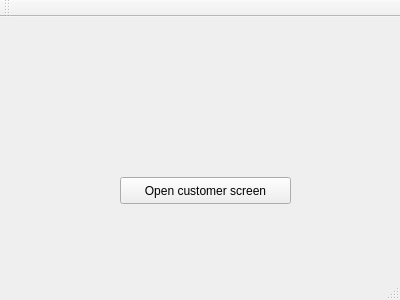
supermaximo93/Computing_Project, file MainWindow.ui: the form before one commit.
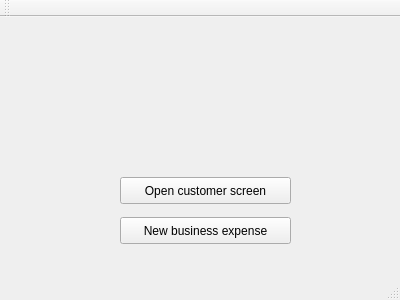
The form after the commit.

Commit message: Added Expense dialog

```diff
--- a/MainWindow.ui
+++ b/MainWindow.ui
@@ -27,6 +27,19 @@
      <string>Open customer screen</string>
     </property>
    </widget>
+   <widget class="QPushButton" name="pushButton_newBusinessExpense">
+    <property name="geometry">
+     <rect>
+      <x>120</x>
+      <y>200</y>
+      <width>171</width>
+      <height>27</height>
+     </rect>
+    </property>
+    <property name="text">
+     <string>New business expense</string>
+    </property>
+   </widget>
   </widget>
   <widget class="QMenuBar" name="menuBar">
    <property name="geometry">
```
The commit also changes 10 other files.
